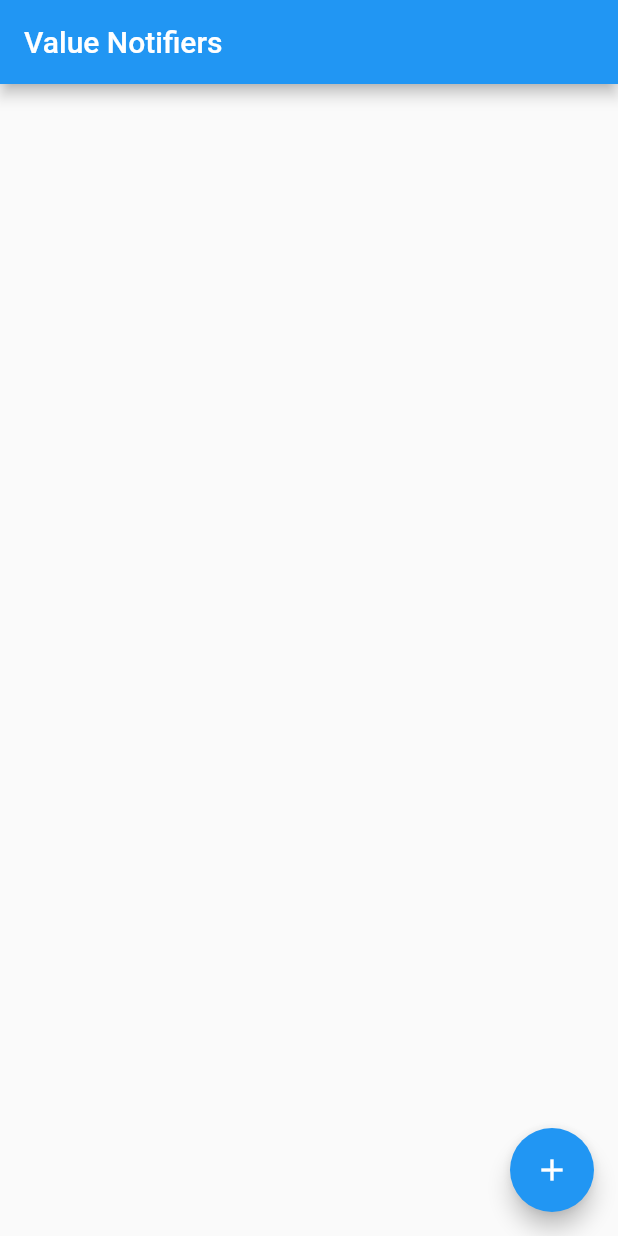
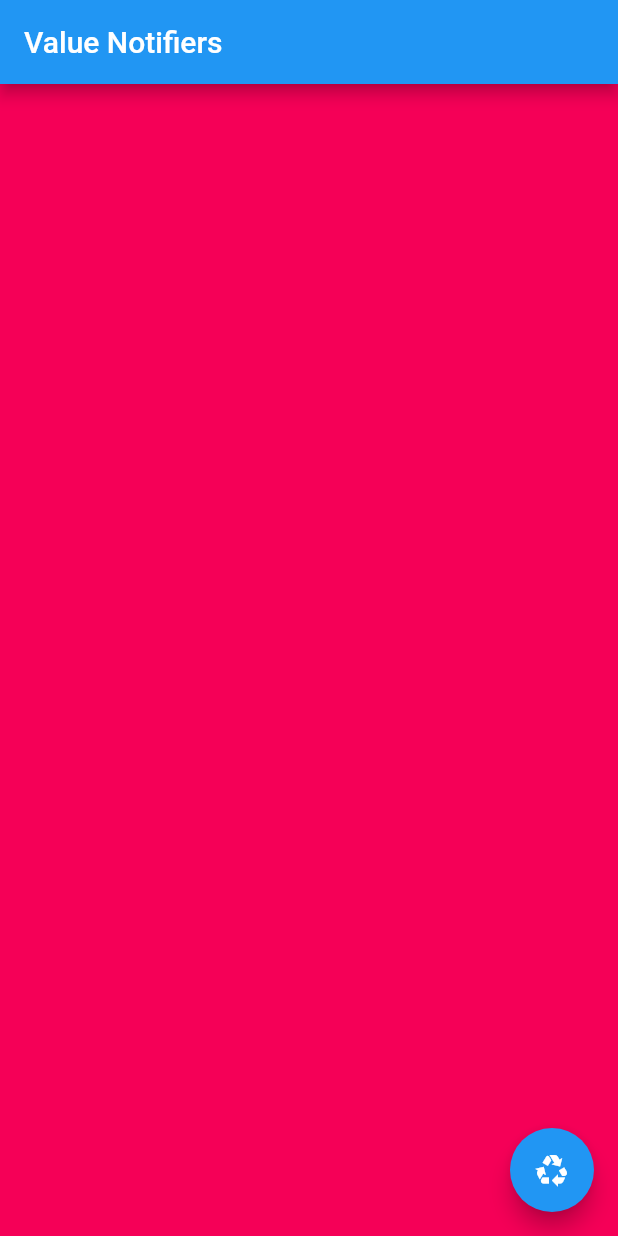
Before and after one commit to progeloper/value_notifier_test, a Flutter app: the screen it shows after launch, on a phone screen of 412 x 824 dp. Run offline on Flutter 3.47's test engine with Material 2 defaults, Android fonts, the phone set to English and light mode, and no system bars.

```diff
--- a/lib/main.dart
+++ b/lib/main.dart
@@ -1,3 +1,5 @@
+import 'dart:math';
+
 import 'package:flutter/material.dart';
 
 void main() {
@@ -15,7 +17,7 @@ class MyApp extends StatelessWidget {
       theme: ThemeData(
         primarySwatch: Colors.blue,
       ),
-      home: const MyHomePage(title: 'Flutter Demo Home Page'),
+      home: const MyHomePage(),
     );
   }
 }
@@ -29,8 +31,22 @@ class MyHomePage extends StatefulWidget {
 }
 
 class _MyHomePageState extends State<MyHomePage> {
+  ValueNotifier<double> sizeNotifier = ValueNotifier(100.0);
 
-
+  void onSizeChanged(){
+    sizeNotifier.value = Random().nextDouble() * 10;
+  }
+  Widget getOGContainer(){
+    return Container(
+      height: 100,
+      width: 100,
+      constraints: BoxConstraints(
+        maxHeight: 600,
+        maxWidth: 600,
+      ),
+      color: Colors.pinkAccent[400],
+    );
+  }
 
   @override
   Widget build(BuildContext context) {
@@ -40,15 +56,16 @@ class _MyHomePageState extends State<MyHomePage> {
         title: Text('Value Notifiers'),
       ),
       body: Center(
-        child: Column(
-          mainAxisAlignment: MainAxisAlignment.center,
-          children: <Widget>[
-          ],
-        ),
+        child: ValueListenableBuilder(valueListenable: sizeNotifier, child: getOGContainer(), builder: (context, n, c){
+          return Transform.scale(
+            scale: n,
+            child: c,
+          );
+        },),
       ),
       floatingActionButton: FloatingActionButton(
-        onPressed: (){},
-        child: const Icon(Icons.add),
+        onPressed: onSizeChanged,
+        child: const Icon(Icons.recycling),
       ), // This trailing comma makes auto-formatting nicer for build methods.
     );
   }
```
